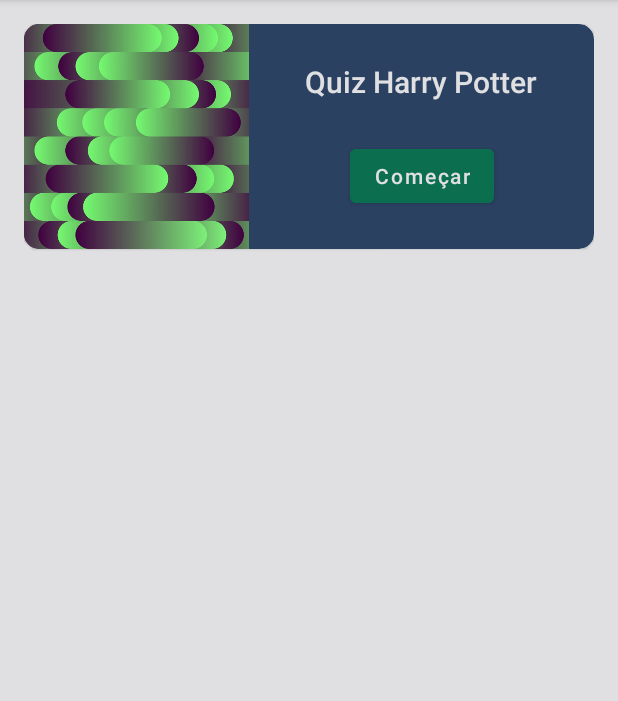
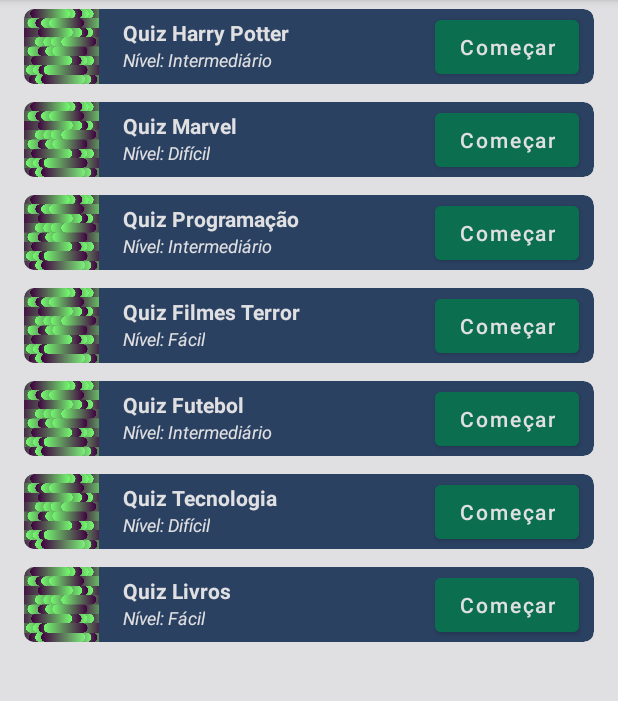
Before and after one commit to JamesWillian/SmartQuizAI, an Android app: the screen it shows after launch (MainActivity), on a phone screen of 412 x 824 dp, the part 84-785 px from its top. Run offline under Robolectric (Android 15) with nearby library versions, the phone set to English and light mode, and no system bars.

Commit message:
adding MockQuiz with a list of quiz

```diff
--- a/app/src/main/java/com/jammes/smartquizai/HomeFragment.kt
+++ b/app/src/main/java/com/jammes/smartquizai/HomeFragment.kt
@@ -1,21 +1,34 @@
 package com.jammes.smartquizai
 
 import android.os.Bundle
+import android.system.Os
 import android.view.LayoutInflater
 import android.view.View
 import android.view.ViewGroup
 import androidx.fragment.app.Fragment
 import androidx.fragment.app.activityViewModels
+import androidx.fragment.app.viewModels
 import androidx.navigation.fragment.findNavController
+import androidx.recyclerview.widget.LinearLayoutManager
 import com.jammes.smartquizai.databinding.FragmentHomeBinding
 import com.jammes.smartquizai.dummy.MockQuestions
+import com.jammes.smartquizai.dummy.MockQuiz
 
 class HomeFragment: Fragment() {
 
     private var _binding: FragmentHomeBinding? = null
     private val binding get() = _binding!!
+    private lateinit var adapter: QuizListAdapter
     private val viewModel: QuizQuestionsViewModel by activityViewModels {
         QuizQuestionsViewModel.Factory(MockQuestions)
+    }
+    private val quizViewModel: QuizListViewModel by viewModels {
+        QuizListViewModel.Factory(MockQuiz)
+    }
+
+    override fun onCreate(savedInstanceState: Bundle?) {
+        super.onCreate(savedInstanceState)
+        adapter = QuizListAdapter()
     }
 
     override fun onCreateView(
@@ -30,9 +43,17 @@ class HomeFragment: Fragment() {
     override fun onViewCreated(view: View, savedInstanceState: Bundle?) {
         super.onViewCreated(view, savedInstanceState)
 
-        binding.startButtom.setOnClickListener {
-            findNavController().navigate(R.id.action_homeFragment_to_quizQuestionsFragment)
-        }
+        binding.quizRecycleView.layoutManager = LinearLayoutManager(requireContext())
+        binding.quizRecycleView.adapter = adapter
+
+        quizViewModel.stateOnceAndStream()
+            .observe(viewLifecycleOwner) {
+                bindUiState(it)
+            }
+    }
+
+    fun bindUiState(uiState: QuizListViewModel.QuizUiState) {
+        adapter.updateQuizList(uiState.QuizList)
     }
 
     override fun onResume() {
--- /dev/null
+++ b/app/src/main/java/com/jammes/smartquizai/QuizItem.kt
@@ -0,0 +1,9 @@
+package com.jammes.smartquizai
+
+import java.util.*
+
+data class QuizItem(
+    val id: String = UUID.randomUUID().toString(),
+    val title: String,
+    val questionDificult: String
+)
--- /dev/null
+++ b/app/src/main/java/com/jammes/smartquizai/QuizListAdapter.kt
@@ -0,0 +1,56 @@
+package com.jammes.smartquizai
+
+import android.view.LayoutInflater
+import android.view.ViewGroup
+import androidx.navigation.Navigation
+import androidx.recyclerview.widget.AsyncListDiffer
+import androidx.recyclerview.widget.DiffUtil
+import androidx.recyclerview.widget.RecyclerView
+import com.jammes.smartquizai.databinding.QuizItemBinding
+
+class QuizListAdapter(): RecyclerView.Adapter<QuizListAdapter.QuizListViewHolder>() {
+
+    class QuizListViewHolder(
+        private val binding: QuizItemBinding
+    ) : RecyclerView.ViewHolder(binding.root) {
+
+        fun bind(quiz: QuizItem) {
+
+            binding.titleTextView.text = quiz.title
+            binding.dificultTextView.text = "Nível: ${quiz.questionDificult}"
+
+            binding.startButtom.setOnClickListener {
+                Navigation.findNavController(it).navigate(R.id.action_homeFragment_to_quizQuestionsFragment)
+            }
+        }
+
+    }
+
+    override fun onCreateViewHolder(parent: ViewGroup, viewType: Int): QuizListViewHolder {
+        val binding = QuizItemBinding.inflate(LayoutInflater.from(parent.context), parent, false)
+        return QuizListViewHolder(binding)
+    }
+
+    override fun getItemCount() = 7
+
+    override fun onBindViewHolder(holder: QuizListViewHolder, position: Int) {
+        holder.bind(asyncListDifer.currentList[position])
+    }
+
+    private val asyncListDifer: AsyncListDiffer<QuizItem> = AsyncListDiffer(this, DiffCallback)
+
+    fun updateQuizList(quiz: List<QuizItem>) {
+        asyncListDifer.submitList(quiz)
+    }
+
+    object DiffCallback: DiffUtil.ItemCallback<QuizItem>() {
+        override fun areItemsTheSame(oldItem: QuizItem, newItem: QuizItem): Boolean {
+            return oldItem.id == newItem.id
+        }
+
+        override fun areContentsTheSame(oldItem: QuizItem, newItem: QuizItem): Boolean {
+            TODO("Not yet implemented")
+        }
+
+    }
+}
--- /dev/null
+++ b/app/src/main/java/com/jammes/smartquizai/QuizListViewModel.kt
@@ -0,0 +1,33 @@
+package com.jammes.smartquizai
+
+import androidx.lifecycle.LiveData
+import androidx.lifecycle.MutableLiveData
+import androidx.lifecycle.ViewModel
+import androidx.lifecycle.ViewModelProvider
+import com.jammes.smartquizai.core.QuestionsRepository
+import com.jammes.smartquizai.core.QuizRepository
+
+class QuizListViewModel(
+    private val repostitory: QuizRepository
+): ViewModel() {
+
+    private val quizListUiState: MutableLiveData<QuizUiState> by lazy {
+        MutableLiveData<QuizUiState>(QuizUiState(QuizList = repostitory.getQuizList()))
+    }
+
+    fun stateOnceAndStream(): LiveData<QuizUiState> {
+        return quizListUiState
+    }
+
+    class QuizUiState(
+        val QuizList: List<QuizItem>
+    )
+
+    @Suppress("UNCHECKED_CAST")
+    class Factory(private val repository: QuizRepository) : ViewModelProvider.Factory {
+
+        override fun <T : ViewModel> create(modelClass: Class<T>): T {
+            return QuizListViewModel(repository) as T
+        }
+    }
+}
--- /dev/null
+++ b/app/src/main/java/com/jammes/smartquizai/core/QuizRepository.kt
@@ -0,0 +1,8 @@
+package com.jammes.smartquizai.core
+
+import com.jammes.smartquizai.QuizItem
+
+interface QuizRepository {
+
+    fun getQuizList(): List<QuizItem>
+}
--- a/app/src/main/java/com/jammes/smartquizai/dummy/MockQuestions.kt
+++ b/app/src/main/java/com/jammes/smartquizai/dummy/MockQuestions.kt
@@ -5,7 +5,7 @@ import com.jammes.smartquizai.core.QuestionsRepository
 
 object MockQuestions: QuestionsRepository {
 
-    val questionList = listOf(
+    private val questionList = listOf(
         Questions(
             "Qual é o nome completo de Rony Weasley?",
             listOf("Ronald Bilius Weasley",
--- /dev/null
+++ b/app/src/main/java/com/jammes/smartquizai/dummy/MockQuiz.kt
@@ -0,0 +1,42 @@
+package com.jammes.smartquizai.dummy
+
+import com.jammes.smartquizai.QuizItem
+import com.jammes.smartquizai.core.QuizRepository
+
+object MockQuiz: QuizRepository {
+
+    private val quizList = listOf(
+        QuizItem(
+            title = "Quiz Harry Potter",
+            questionDificult = "Intermediário"
+        ),
+        QuizItem(
+            title = "Quiz Marvel",
+            questionDificult = "Difícil"
+        ),
+        QuizItem(
+            title = "Quiz Programação",
+            questionDificult = "Intermediário"
+        ),
+        QuizItem(
+            title = "Quiz Filmes Terror",
+            questionDificult = "Fácil"
+        ),
+        QuizItem(
+            title = "Quiz Futebol",
+            questionDificult = "Intermediário"
+        ),
+        QuizItem(
+            title = "Quiz Tecnologia",
+            questionDificult = "Difícil"
+        ),
+        QuizItem(
+            title = "Quiz Livros",
+            questionDificult = "Fácil"
+        ),
+    )
+
+    override fun getQuizList(): List<QuizItem> {
+        return quizList
+    }
+}
--- a/app/src/main/res/layout/fragment_home.xml
+++ b/app/src/main/res/layout/fragment_home.xml
@@ -2,59 +2,15 @@
 <androidx.constraintlayout.widget.ConstraintLayout xmlns:android="http://schemas.android.com/apk/res/android"
     xmlns:app="http://schemas.android.com/apk/res-auto"
     android:layout_width="match_parent"
-    android:layout_height="match_parent"
-    android:layout_margin="16dp">
+    android:layout_height="match_parent">
 
-    <com.google.android.material.card.MaterialCardView
-        android:layout_width="match_parent"
-        android:layout_height="150dp"
-        android:backgroundTint="@color/indigo_dye"
-        app:cardCornerRadius="10dp"
+    <androidx.recyclerview.widget.RecyclerView
+        android:id="@+id/quizRecycleView"
+        android:layout_width="0dp"
+        android:layout_height="0dp"
+        app:layout_constraintTop_toTopOf="parent"
+        app:layout_constraintStart_toStartOf="parent"
         app:layout_constraintEnd_toEndOf="parent"
-        app:layout_constraintStart_toStartOf="parent"
-        app:layout_constraintTop_toTopOf="parent">
-
-        <androidx.constraintlayout.widget.ConstraintLayout
-            android:layout_width="match_parent"
-            android:layout_height="match_parent">
-
-            <ImageView
-                android:id="@+id/image"
-                android:layout_width="150dp"
-                android:layout_height="0dp"
-                android:src="@drawable/backgroung_gpt"
-                app:layout_constraintBottom_toBottomOf="parent"
-                app:layout_constraintStart_toStartOf="parent"
-                app:layout_constraintTop_toTopOf="parent" />
-
-            <TextView
-                android:id="@+id/titleTextView"
-                style="@style/TextAppearance.AppCompat.Title"
-                android:layout_width="wrap_content"
-                android:layout_height="wrap_content"
-                android:text="@string/quiz_harry_potter"
-                android:textColor="@color/platinum"
-                app:layout_constraintBottom_toTopOf="@id/startButtom"
-                app:layout_constraintEnd_toEndOf="parent"
-                app:layout_constraintStart_toEndOf="@id/image"
-                app:layout_constraintTop_toTopOf="parent" />
-
-            <com.google.android.material.button.MaterialButton
-                android:id="@+id/startButtom"
-                android:layout_width="wrap_content"
-                android:layout_height="wrap_content"
-                android:backgroundTint="@color/dartmouth_green"
-                android:text="@string/start_quiz"
-                android:textAllCaps="false"
-                android:textColor="@color/platinum"
-                app:layout_constraintBottom_toBottomOf="parent"
-                app:layout_constraintEnd_toEndOf="parent"
-                app:layout_constraintStart_toEndOf="@id/image"
-                app:layout_constraintTop_toBottomOf="@id/titleTextView" />
-
-
-        </androidx.constraintlayout.widget.ConstraintLayout>
-
-    </com.google.android.material.card.MaterialCardView>
+        app:layout_constraintBottom_toBottomOf="parent"/>
 
 </androidx.constraintlayout.widget.ConstraintLayout>
--- /dev/null
+++ b/app/src/main/res/layout/quiz_item.xml
@@ -0,0 +1,73 @@
+<?xml version="1.0" encoding="utf-8"?>
+<androidx.constraintlayout.widget.ConstraintLayout xmlns:android="http://schemas.android.com/apk/res/android"
+    xmlns:app="http://schemas.android.com/apk/res-auto"
+    android:layout_width="match_parent"
+    android:layout_height="wrap_content"
+    android:layout_marginVertical="6dp"
+    android:layout_marginHorizontal="16dp">
+
+    <com.google.android.material.card.MaterialCardView
+        android:layout_width="match_parent"
+        android:layout_height="50dp"
+        android:backgroundTint="@color/indigo_dye"
+        app:cardCornerRadius="7dp"
+        app:layout_constraintEnd_toEndOf="parent"
+        app:layout_constraintStart_toStartOf="parent"
+        app:layout_constraintTop_toTopOf="parent">
+
+        <androidx.constraintlayout.widget.ConstraintLayout
+            android:layout_width="match_parent"
+            android:layout_height="match_parent">
+
+            <ImageView
+                android:id="@+id/image"
+                android:layout_width="50dp"
+                android:layout_height="0dp"
+                android:src="@drawable/backgroung_gpt"
+                app:layout_constraintBottom_toBottomOf="parent"
+                app:layout_constraintStart_toStartOf="parent"
+                app:layout_constraintTop_toTopOf="parent" />
+
+            <TextView
+                android:id="@+id/titleTextView"
+                android:layout_width="wrap_content"
+                android:layout_height="wrap_content"
+                android:layout_marginStart="16dp"
+                android:layout_marginTop="6dp"
+                android:text="@string/quiz_harry_potter"
+                android:textColor="@color/platinum"
+                android:textSize="14sp"
+                android:textStyle="bold"
+                app:layout_constraintBottom_toTopOf="@id/dificultTextView"
+                app:layout_constraintStart_toEndOf="@id/image"
+                app:layout_constraintTop_toTopOf="parent" />
+
+            <TextView
+                android:id="@+id/dificultTextView"
+                android:layout_width="wrap_content"
+                android:layout_height="wrap_content"
+                android:text="@string/quiz_dificult"
+                android:textColor="@color/platinum"
+                android:textSize="12sp"
+                android:textStyle="italic"
+                app:layout_constraintStart_toStartOf="@id/titleTextView"
+                app:layout_constraintTop_toBottomOf="@id/titleTextView" />
+
+            <com.google.android.material.button.MaterialButton
+                android:id="@+id/startButtom"
+                android:layout_width="wrap_content"
+                android:layout_height="wrap_content"
+                android:layout_marginEnd="10dp"
+                android:backgroundTint="@color/dartmouth_green"
+                android:text="@string/start_quiz"
+                android:textAllCaps="false"
+                android:textColor="@color/platinum"
+                app:layout_constraintBottom_toBottomOf="parent"
+                app:layout_constraintEnd_toEndOf="parent"
+                app:layout_constraintTop_toTopOf="parent" />
+
+        </androidx.constraintlayout.widget.ConstraintLayout>
+
+    </com.google.android.material.card.MaterialCardView>
+
+</androidx.constraintlayout.widget.ConstraintLayout>
--- a/app/src/main/res/values/strings.xml
+++ b/app/src/main/res/values/strings.xml
@@ -7,4 +7,5 @@
     <string name="count_correct_questions">8 de 10</string>
     <string name="start_quiz">Começar</string>
     <string name="quiz_harry_potter">Quiz Harry Potter</string>
+    <string name="quiz_dificult">Nível: Intermediário</string>
 </resources>
```
